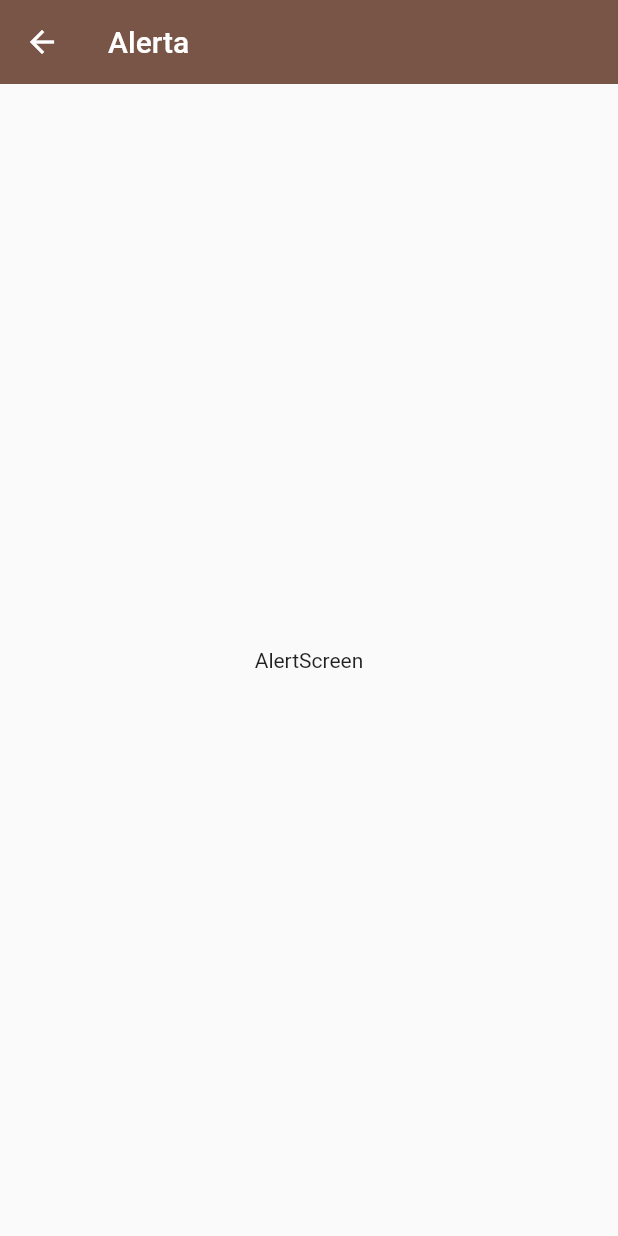
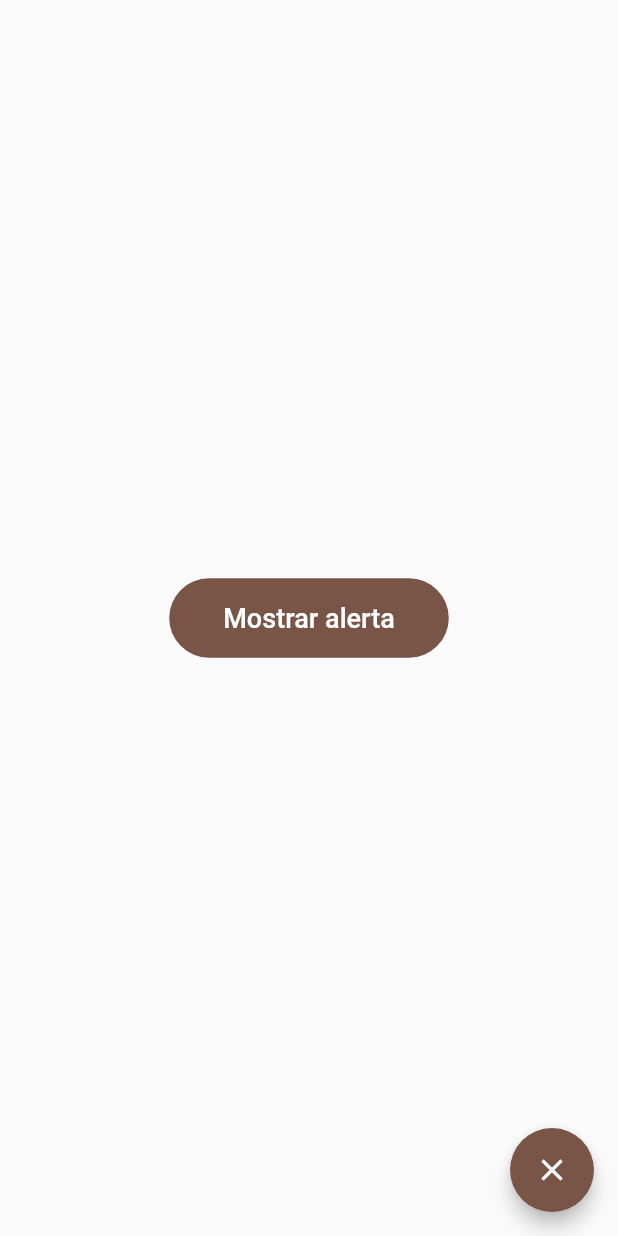
Before and after one commit to vcv8/flutter_wdg_test, a Flutter app: the AlertScreen screen opened by its route, on a phone screen of 412 x 824 dp. Run offline on Flutter 3.47's test engine with Material 2 defaults, Android fonts, the light colour scheme and no system bars.

Commit message:
Card Widgets with arguments and first steps to alert screen

```diff
--- a/lib/screens/alert_screen.dart
+++ b/lib/screens/alert_screen.dart
@@ -6,11 +6,31 @@ class AlertScreen extends StatelessWidget {
   @override
   Widget build(BuildContext context) {
     return Scaffold(
-      appBar: AppBar(
-        title: const Text('Alerta'),
+      body: Center(
+        child: ElevatedButton(
+          // // Sobrescribe el estilo por defecto
+          // style: ElevatedButton.styleFrom(
+          //   foregroundColor: Colors.black,
+          //   backgroundColor: Colors.amber,
+          // ),
+          child: const Padding(
+            padding: EdgeInsets.symmetric(
+              horizontal: 20.0,
+              vertical: 16.0,
+            ),
+            child: Text(
+              'Mostrar alerta',
+              style: TextStyle(fontSize: 18),
+            ),
+          ),
+          onPressed: () {
+            // Función para mostrar la alerta
+          },
+        ),
       ),
-      body: const Center(
-        child: Text('AlertScreen'),
+      floatingActionButton: FloatingActionButton(
+        child: const Icon(Icons.close),
+        onPressed: () {},
       ),
     );
   }
--- a/lib/themes/app_theme.dart
+++ b/lib/themes/app_theme.dart
@@ -19,6 +19,18 @@ class AppTheme {
         // Also works, but not const
       ),
     ),
+    // FloatingActionButtons Theme
+    floatingActionButtonTheme: const FloatingActionButtonThemeData(
+      backgroundColor: primary,
+      elevation: 5,
+    ),
+    // ElevatedButtons Theme
+    elevatedButtonTheme: const ElevatedButtonThemeData(
+      style: ButtonStyle(
+          backgroundColor: MaterialStatePropertyAll(primary),
+          elevation: MaterialStatePropertyAll(0),
+          shape: MaterialStatePropertyAll(StadiumBorder())),
+    ),
   );
 
   static final ThemeData darkTheme = ThemeData.dark().copyWith(
```
Also changed, not shown: lib/screens/card_screen.dart (+18 -4 lines), lib/widgets/card2_widget.dart (+18 -11 lines).
